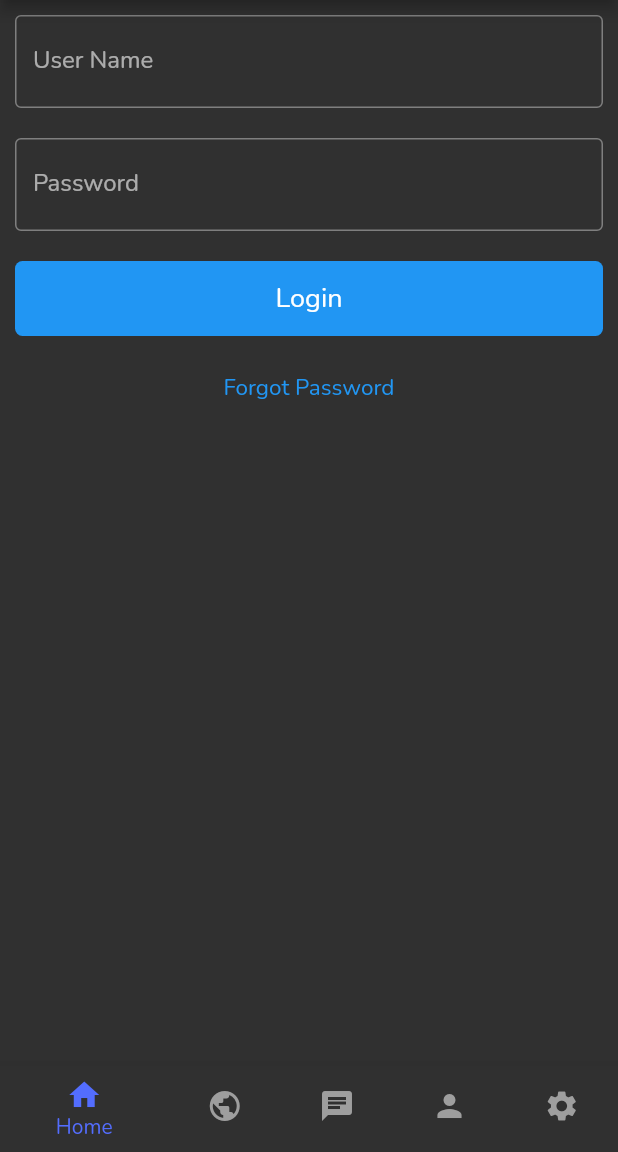
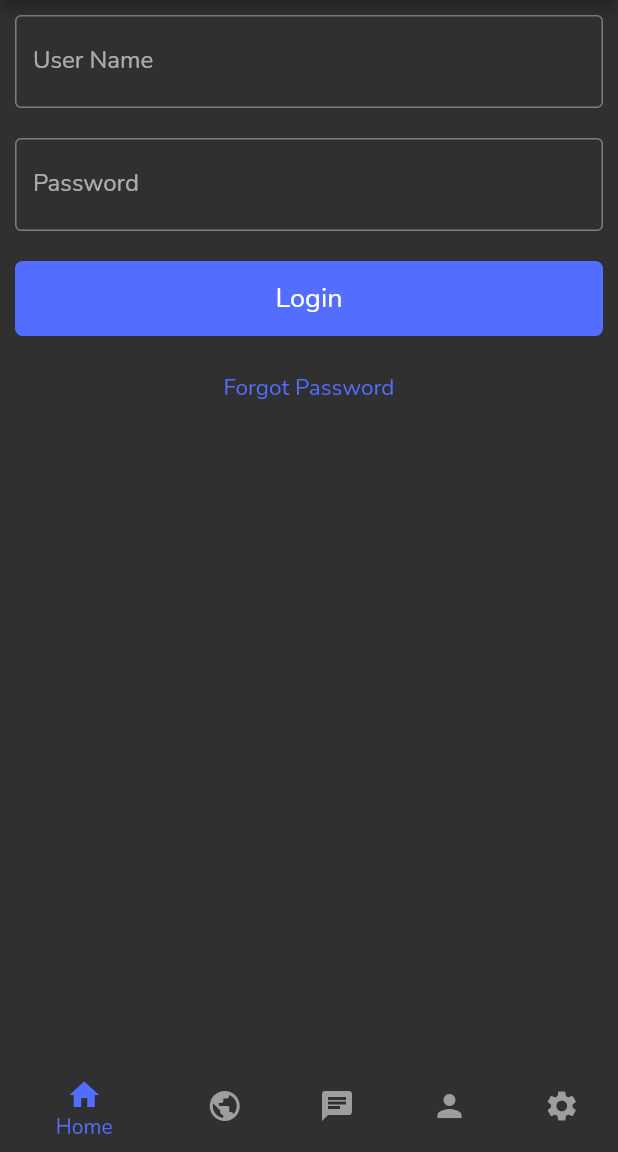
Before and after one commit to brooksryba/Expiali, a Flutter app: the screen it shows after launch, on a phone screen of 412 x 824 dp, the part 84-1236 px from its top. Run offline on Flutter 3.47's test engine with Material 2 defaults, Android fonts, the phone set to English and light mode, and no system bars; our stand-ins replace flutter_secure_storage, settings_ui, timeago; missing offline and left inert: enum_to_string, matrix_api_lite; accounts and stored records are empty.

Commit message:
Adhere to branding colors

```diff
--- a/lib/screens/home.dart
+++ b/lib/screens/home.dart
@@ -46,7 +46,7 @@ class _HomeLayoutState extends State<HomeLayout> {
             padding: EdgeInsets.all(10),
             child: Container(
               height: 50,
-              decoration: BoxDecoration(color: Colors.blue, borderRadius: BorderRadius.circular(5)),
+              decoration: BoxDecoration(color: Theme.of(context).accentColor, borderRadius: BorderRadius.circular(5)),
               child: TextButton(
                 onPressed: () {
                   Matrix.login(kUserNameController.text, kPasswordController.text).then((value) => setState(() {
@@ -69,7 +69,7 @@ class _HomeLayoutState extends State<HomeLayout> {
             onPressed: () {},
             child: Text(
               'Forgot Password',
-              style: TextStyle(color: Colors.blue, fontSize: 15),
+              style: TextStyle(color: Theme.of(context).accentColor, fontSize: 15),
             ),
           ),
         ],
```
